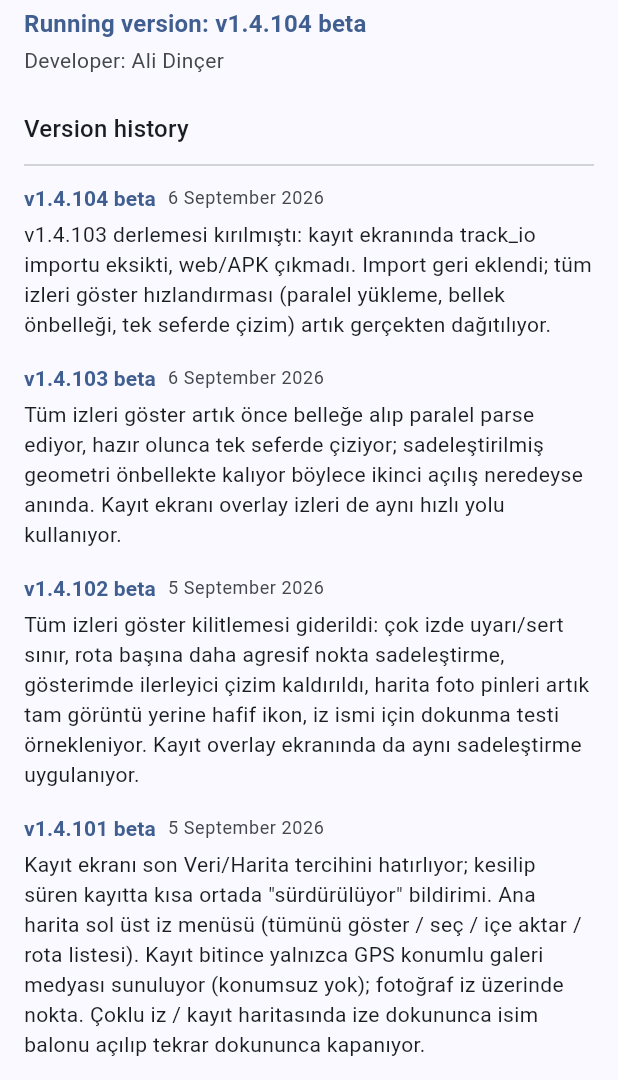
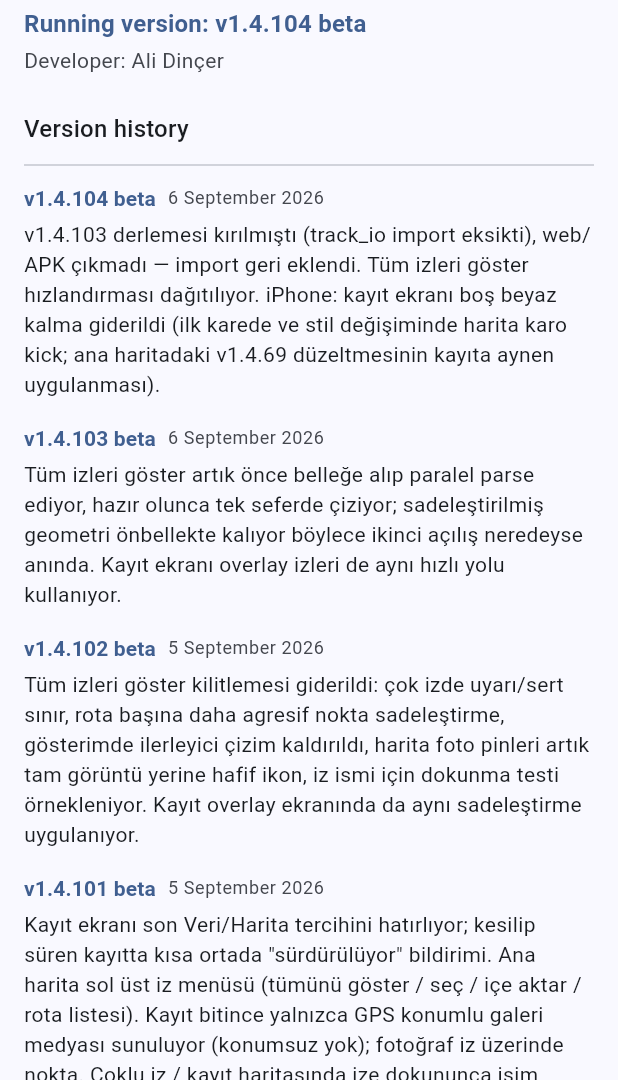
Before and after one commit to alid67-git/RideAtlas, a Flutter app: the AboutScreen screen opened directly, on a phone screen of 412 x 824 dp, the part 156-1236 px from its top. Run offline on Flutter 3.47's test engine with Material 3 defaults, Android fonts, the phone set to English and light mode, and no system bars; our stand-ins replace battery_plus, file_picker, fl_chart, flutter_map, geolocator, hive and 7 more; missing offline and left inert: dart:js_interop, exif, gpx, photo_manager; accounts and stored records are empty; generated files the repository leaves out were written again; network calls fail.

```diff
--- a/lib/build_info.dart
+++ b/lib/build_info.dart
@@ -4,5 +4,6 @@ const String kAppBuildLabel = 'v1.4.104 beta';
 
 /// Shown once, in a dialog, the first time this build label is seen.
 const String kAppBuildNote =
-    'v1.4.103 derlemesi kırıldığı için gelmemişti; import düzeltildi. '
-    'Tüm izleri göster: paralel yükleme + bellek önbelleği + tek seferde çizim.';
+    'v1.4.103 gelmemişti (derleme kırılmıştı). Import düzeltildi; tüm '
+    'izleri göster hızlandı. iPhone kayıt ekranı boş beyaz kalma: harita '
+    'karo kick eklendi.';
--- a/lib/changelog.dart
+++ b/lib/changelog.dart
@@ -23,10 +23,11 @@ const kChangelog = <ChangelogEntry>[
     version: 'v1.4.104 beta',
     date: '2026-09-06',
     note:
-        'v1.4.103 derlemesi kırılmıştı: kayıt ekranında track_io '
-        'importu eksikti, web/APK çıkmadı. Import geri eklendi; '
-        'tüm izleri göster hızlandırması (paralel yükleme, bellek '
-        'önbelleği, tek seferde çizim) artık gerçekten dağıtılıyor.',
+        'v1.4.103 derlemesi kırılmıştı (track_io import eksikti), web/APK '
+        'çıkmadı — import geri eklendi. Tüm izleri göster hızlandırması '
+        'dağıtılıyor. iPhone: kayıt ekranı boş beyaz kalma giderildi '
+        '(ilk karede ve stil değişiminde harita karo kick; ana haritadaki '
+        'v1.4.69 düzeltmesinin kayıta aynen uygulanması).',
   ),
   ChangelogEntry(
     version: 'v1.4.103 beta',
```
Also changed, not shown: lib/screens/record_screen.dart (+22 -0 lines).
